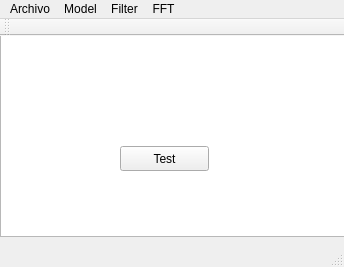
Before: the Qt Designer form photoeditor.ui in Suryavf/PhotoEditor, drawn with Qt 5.
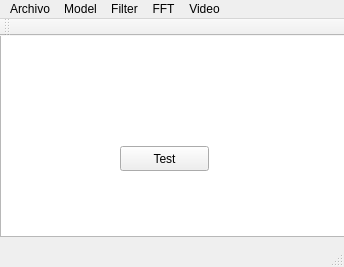
After: the same form once the commit is applied.

```diff
--- a/photoeditor.ui
+++ b/photoeditor.ui
@@ -85,10 +85,17 @@
     <addaction name="actionMagnitudeFFT"/>
     <addaction name="actionPhaseFFT"/>
    </widget>
+   <widget class="QMenu" name="menuVideo">
+    <property name="title">
+     <string>Video</string>
+    </property>
+    <addaction name="actionTrackingVideo"/>
+   </widget>
    <addaction name="menuPhoto_Ed"/>
    <addaction name="menuModel"/>
    <addaction name="menuFilter"/>
    <addaction name="menuFFT"/>
+   <addaction name="menuVideo"/>
   </widget>
   <widget class="QToolBar" name="mainToolBar">
    <attribute name="toolBarArea">
```
Left out of the diff: 5 changed lines with no effect on the pictures.
